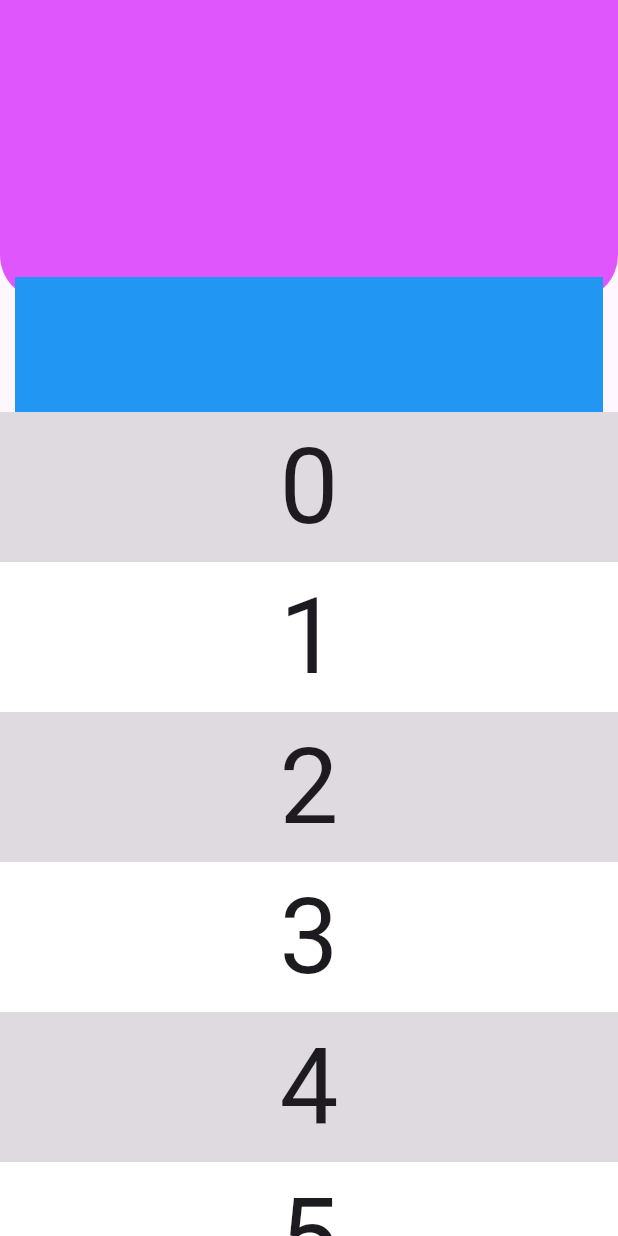
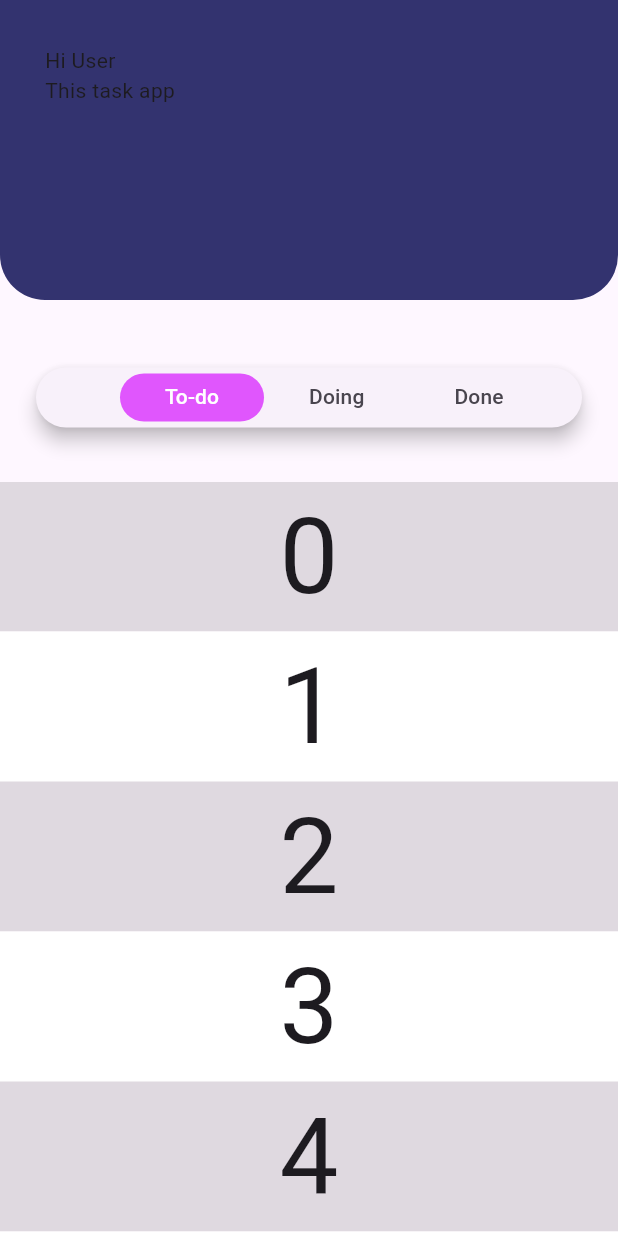
Before and after one commit to PechPanupong/task-app-flutter, a Flutter app: the screen it shows after launch, on a phone screen of 412 x 824 dp. Run offline on Flutter 3.47's test engine with Material 2 defaults, Android fonts, the phone set to English and light mode, and no system bars.

Commit message:
tabbar ui

```diff
--- a/lib/pages/task_page.dart
+++ b/lib/pages/task_page.dart
@@ -1,91 +1,98 @@
 import 'package:app/style/app_style.dart';
 import 'package:flutter/material.dart';
 
-class TaskPage extends StatelessWidget {
+class TaskPage extends StatefulWidget {
   const TaskPage({super.key});
+
+  @override
+  State<TaskPage> createState() => _TaskPageState();
+}
+
+class _TaskPageState extends State<TaskPage> with TickerProviderStateMixin {
+  late TabController tabController;
+  int selectedTab = 0;
+
+  @override
+  void initState() {
+    tabController = TabController(length: 3, vsync: this);
+
+    tabController.addListener(() {
+      setState(() {
+        selectedTab = tabController.index;
+      });
+
+      print('Selected $selectedTab');
+    });
+    super.initState();
+  }
 
   @override
   Widget build(BuildContext context) {
     return Scaffold(
-      // body: CustomScrollView(
-      //   slivers: [
-      //     SliverAppBar(
-      //       pinned: true,
-      //       expandedHeight: MediaQuery.of(context).size.width - 50,
-      //       flexibleSpace: FlexibleSpaceBar(
-      //         background: Container(
-      //           decoration: const BoxDecoration(
-      //             color: AppStyle.floor,
-      //             borderRadius: BorderRadius.only(
-      //                 bottomLeft: Radius.circular(30),
-      //                 bottomRight: Radius.circular(30)),
-      //           ),
-      //           child: Text('pech'),
-      //         ),
-      //       ),
-      //     ),
-      //     SliverPersistentHeader(
-      //       pinned: true,
-      //       delegate: PersistentHeader(
-      //         widget: const Row(
-      //           // Format this to meet your need
-      //           mainAxisAlignment: MainAxisAlignment.spaceBetween,
-      //           children: <Widget>[
-      //             Text('Hello World'),
-      //             Text('Hello World'),
-      //             Text('Hello World'),
-      //           ],
-      //         ),
-      //       ),
-      //     ),
-      //     SliverList(
-      //       delegate: SliverChildBuilderDelegate(
-      //         (BuildContext context, int index) {
-      //           return Container(
-      //             color: index.isOdd ? Colors.white : Colors.black12,
-      //             height: 100.0,
-      //             child: Center(
-      //               child: Text('$index', textScaleFactor: 5),
-      //             ),
-      //           );
-      //         },
-      //         childCount: 20,
-      //       ),
-      //     ),
-      //   ],
-      // ),
-      body: Container(
+      body: SizedBox(
         width: double.infinity,
         child: Column(children: [
           Expanded(
+            flex: 3,
             child: Stack(
               children: [
                 Positioned(
                   child: Container(
                     width: MediaQuery.of(context).size.width,
+                    padding: EdgeInsets.all(30),
                     height: 200,
                     decoration: const BoxDecoration(
-                      color: AppStyle.floor,
+                      color: AppStyle.darkPurple2,
                       borderRadius: BorderRadius.only(
                           bottomLeft: Radius.circular(30),
                           bottomRight: Radius.circular(30)),
                     ),
+                    child: Column(
+                      crossAxisAlignment: CrossAxisAlignment.start,
+                      children: [Text('Hi User'), Text('This task app')],
+                    ),
                   ),
                 ),
                 Positioned(
-                  bottom: -10,
-                  left: 10,
+                  bottom: 20,
+                  left: 20,
+                  right: 20,
+                  child: Card(
+                    elevation: 5,
+                    shape: RoundedRectangleBorder(
+                      borderRadius: BorderRadius.circular(30),
+                    ),
                     child: Container(
-                    width: MediaQuery.of(context).size.width - 20,
-                    height: 100,
-                    color: Colors.blue,
+                      padding: EdgeInsets.all(4),
+                      height: 40,
+                      child: Center(
+                        child: TabBar(
+                            dividerColor: Colors.transparent,
+                            controller: tabController,
+                            isScrollable: true,
+                            labelPadding:
+                                const EdgeInsets.symmetric(horizontal: 30),
+                            labelColor: Colors.white,
+                            indicatorSize: TabBarIndicatorSize.tab,
+                            indicator: BoxDecoration(
+                                borderRadius: BorderRadius.circular(30),
+                                color: AppStyle.floor),
+                            tabs: [
+                              Tab(child: Text('To-do')),
+                              Tab(child: Text('Doing')),
+                              Tab(child: Text('Done')),
+                            ]),
+                      ),
+                    ),
                   ),
                 ),
               ],
             ),
           ),
           Expanded(
-              flex: 2,
+              flex: 5,
+              child: Padding(
+                padding: const EdgeInsets.only(top: 12.0),
                 child: CustomScrollView(
                   slivers: [
                     SliverList(
@@ -103,6 +110,7 @@ class TaskPage extends StatelessWidget {
                       ),
                     ),
                   ],
+                ),
               ))
         ]),
       ),
```
Lines whose indentation alone changed are shown as unchanged.
